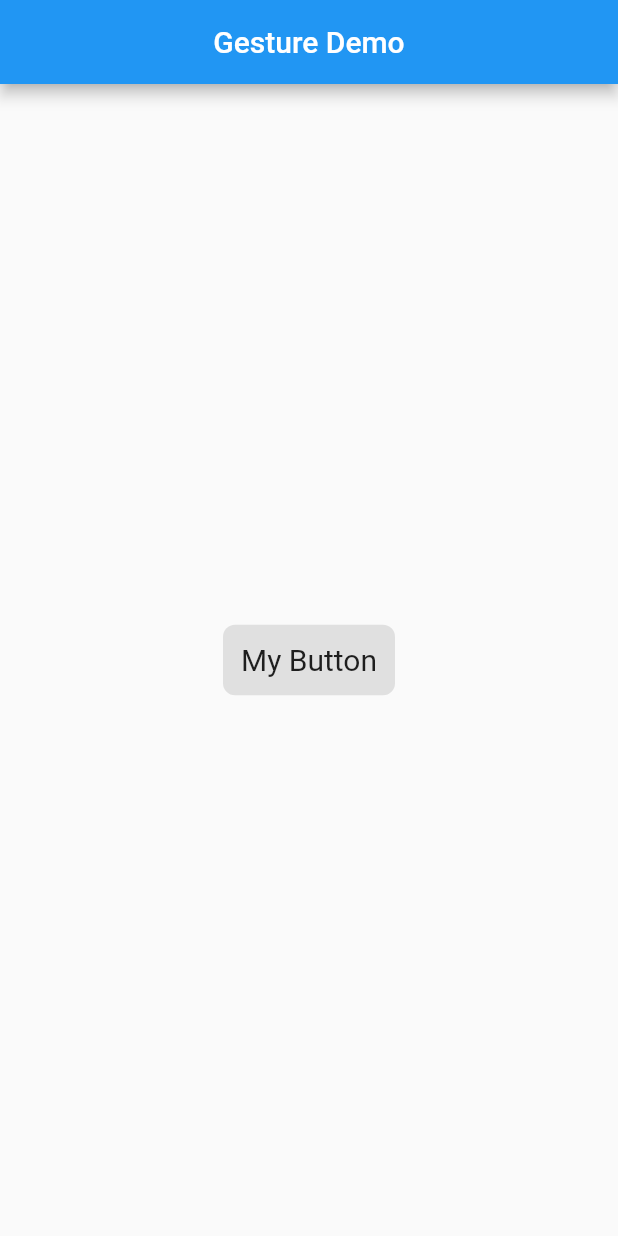
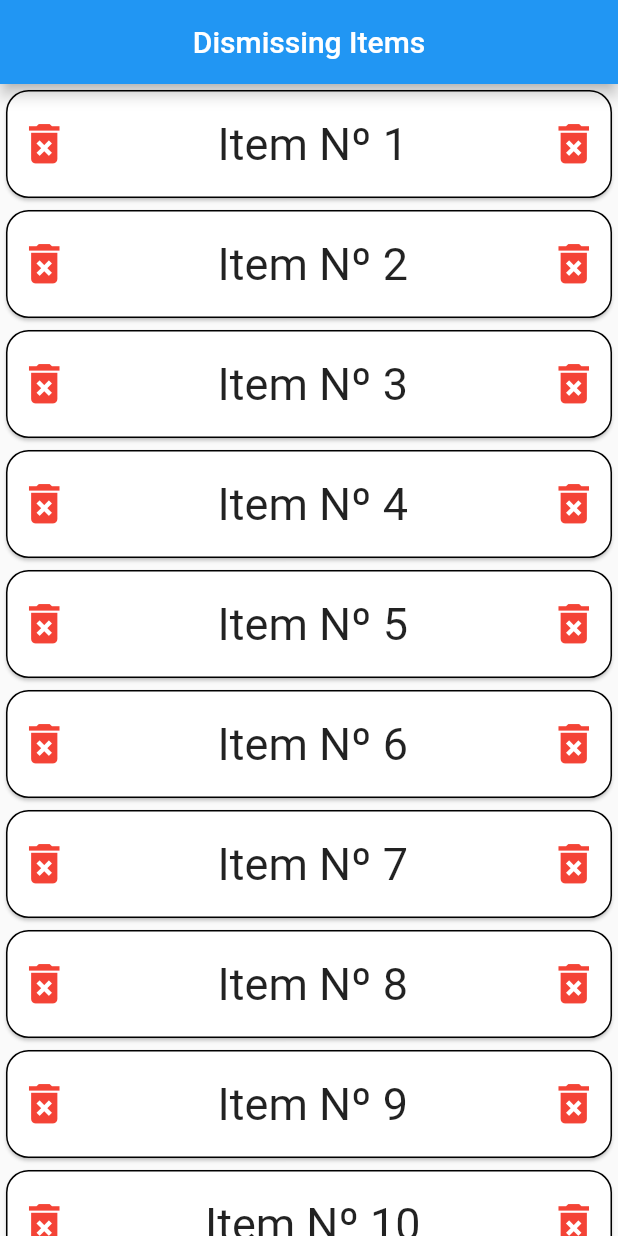
Before and after one commit to MarcosOtake/Flutter-CookBook, a Flutter app: the screen it shows after launch, on a phone screen of 412 x 824 dp. Run offline on Flutter 3.47's test engine with Material 2 defaults, Android fonts, the phone set to English and light mode, and no system bars.

Commit message:
dismissible widget

```diff
--- /dev/null
+++ b/lib/cookbook/DismissibleWidget.dart
@@ -0,0 +1,80 @@
+import 'package:flutter/foundation.dart';
+import 'package:flutter/material.dart';
+
+
+class ExDismissibleWidget extends StatefulWidget {
+  ExDismissibleWidget({Key key}) : super(key: key);
+
+  @override
+  ExDismissibleWidgetState createState() {
+    return ExDismissibleWidgetState();
+  }
+}
+
+class ExDismissibleWidgetState extends State<ExDismissibleWidget> {
+  final items = List<String>.generate(20, (i) => "Item Nº ${i + 1}");
+
+  @override
+  Widget build(BuildContext context) {
+    final title = 'Dismissing Items';
+
+    return MaterialApp(
+      debugShowCheckedModeBanner: false,
+      title: title,
+      theme: ThemeData(
+        primarySwatch: Colors.blue,
+      ),
+      home: Scaffold(
+        appBar: AppBar(
+          centerTitle: true,
+          title: Text(title),
+        ),
+        body: ListView.builder(
+          itemCount: items.length,
+          itemBuilder: (context, index) {
+            final item = items[index];
+
+            return Dismissible(
+              // Each Dismissible must contain a Key. Keys allow Flutter to
+              // uniquely identify widgets.
+              key: Key(item),
+              // Provide a function that tells the app
+              // what to do after an item has been swiped away.
+              onDismissed: (direction) {
+                // Remove the item from the data source.
+                setState(() {
+                  items.removeAt(index);
+                });
+
+                // Then show a snackbar.
+                Scaffold.of(context).showSnackBar(SnackBar(content: Text("$item dismissed")));
+              },
+              // Show a red background as the item is swiped away.
+              background: Container(color: Colors.red),
+              child: Card(
+                shape: OutlineInputBorder(borderRadius:BorderRadius.circular(15) ),
+                child: ListTile(
+                  contentPadding: EdgeInsets.all(8),
+                  leading: Icon(
+                    Icons.delete_forever,
+                    color:Colors.red,
+                    size: 35,
+                    ),
+                  trailing: Icon(Icons.delete_forever,
+                    color:Colors.red,
+                    size: 35,
+                  ),
+                  title: Center(
+                    child: Text('$item',
+                    style: TextStyle(
+                      fontSize:30),),
+                  )
+                    )
+                    ),
+            );
+          },
+        ),
+      ),
+    );
+  }
+}
--- a/lib/main.dart
+++ b/lib/main.dart
@@ -1,5 +1,6 @@
 import 'package:flutter/material.dart';
-import 'package:flutter_cookbook/cookbook/HandleTaps.dart';
+import 'package:flutter_cookbook/cookbook/DismissibleWidget.dart';
+//import 'package:flutter_cookbook/cookbook/HandleTaps.dart';
 //import 'package:flutter_cookbook/cookbook/TextFieldFocus.dart';
 //import 'package:flutter_cookbook/cookbook/TextEditingRetrieve.dart';
 //import 'package:flutter_cookbook/FormValidation.dart';
@@ -16,6 +17,6 @@ void main() {
   runApp(
     MaterialApp(
       debugShowCheckedModeBanner: false,
-      home: HandleTaps(),
+      home: ExDismissibleWidget(),
     ));
 }
```
